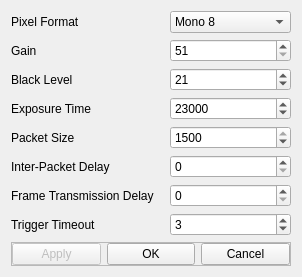
This is gui/dialogCameraSettings.ui in Spinarakk/defectmonitor as Qt 5 draws it before an edit. The edited form follows.
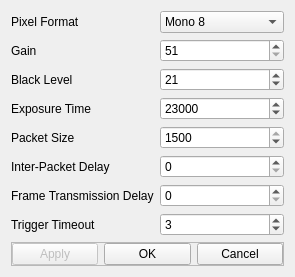
This is the edited form.

Commit message: - Moved a few of the functions around, most prominantly the multithreading functions - Created a camera stress test dialog window to repeatedly capture and save images with the camera - Added additional notification option to send error notification to developer if camera or switch has been disconnected during build - Added setting the notification sending email address and password to the Preferences dialog window - Turned some of the dialog windows into modal windows mostly to prevent the user from messing up save files - Fixed an issue with opening builds in regards to the json files

Diff of the .ui file:
```diff
--- a/gui/dialogCameraSettings.ui
+++ b/gui/dialogCameraSettings.ui
@@ -6,7 +6,7 @@
    <rect>
     <x>0</x>
     <y>0</y>
-    <width>270</width>
+    <width>264</width>
     <height>251</height>
    </rect>
   </property>
@@ -87,16 +87,6 @@
      </property>
     </widget>
    </item>
-   <item row="1" column="0">
-    <widget class="QLabel" name="labelGain">
-     <property name="toolTip">
-      <string>Sets the selected gain control in device specific units.</string>
-     </property>
-     <property name="text">
-      <string>Gain</string>
-     </property>
-    </widget>
-   </item>
    <item row="6" column="0" colspan="2">
     <widget class="QLabel" name="labelFrameDelay">
      <property name="toolTip">
@@ -129,46 +119,6 @@
      </property>
     </widget>
    </item>
-   <item row="0" column="0">
-    <widget class="QLabel" name="labelPixelFormat">
-     <property name="toolTip">
-      <string>Sets the format of the pixel data transmitted for acquired images.</string>
-     </property>
-     <property name="text">
-      <string>Pixel Format</string>
-     </property>
-    </widget>
-   </item>
-   <item row="7" column="0">
-    <widget class="QLabel" name="labelTriggerTimeout">
-     <property name="toolTip">
-      <string>Sets how long (in seconds) until the trigger can be triggered again. Timeout starts upon saving the image.</string>
-     </property>
-     <property name="text">
-      <string>Trigger Timeout</string>
-     </property>
-    </widget>
-   </item>
-   <item row="4" column="0">
-    <widget class="QLabel" name="labelPacketSize">
-     <property name="toolTip">
-      <string>Sets the packet size in bytes for the selected stream channel.</string>
-     </property>
-     <property name="text">
-      <string>Packet Size</string>
-     </property>
-    </widget>
-   </item>
-   <item row="5" column="0">
-    <widget class="QLabel" name="labelInterPacketDelay">
-     <property name="toolTip">
-      <string>Sets the inter-packet delay (in ticks) for the selected stream channel.</string>
-     </property>
-     <property name="text">
-      <string>Inter-Packet Delay</string>
-     </property>
-    </widget>
-   </item>
    <item row="7" column="2" colspan="2">
     <widget class="QSpinBox" name="spinTriggerTimeout">
      <property name="toolTip">
@@ -195,16 +145,6 @@
      </property>
     </widget>
    </item>
-   <item row="3" column="0">
-    <widget class="QLabel" name="labelExposureTime">
-     <property name="toolTip">
-      <string>Directly sets the camera's exposure time in microseconds.</string>
-     </property>
-     <property name="text">
-      <string>Exposure Time</string>
-     </property>
-    </widget>
-   </item>
    <item row="0" column="2" colspan="2">
     <widget class="QComboBox" name="comboPixelFormat">
      <item>
@@ -240,16 +180,6 @@
      </property>
     </widget>
    </item>
-   <item row="2" column="0">
-    <widget class="QLabel" name="labelBlackLevel">
-     <property name="toolTip">
-      <string>Sets the value of the selected black level control.</string>
-     </property>
-     <property name="text">
-      <string>Black Level</string>
-     </property>
-    </widget>
-   </item>
    <item row="2" column="2" colspan="2">
     <widget class="QSpinBox" name="spinBlackLevel">
      <property name="toolTip">
@@ -279,6 +209,76 @@
      </property>
     </widget>
    </item>
+   <item row="5" column="0" colspan="2">
+    <widget class="QLabel" name="labelInterPacketDelay">
+     <property name="toolTip">
+      <string>Sets the inter-packet delay (in ticks) for the selected stream channel.</string>
+     </property>
+     <property name="text">
+      <string>Inter-Packet Delay</string>
+     </property>
+    </widget>
+   </item>
+   <item row="7" column="0" colspan="2">
+    <widget class="QLabel" name="labelTriggerTimeout">
+     <property name="toolTip">
+      <string>Sets how long (in seconds) until the trigger can be triggered again. Timeout starts upon saving the image.</string>
+     </property>
+     <property name="text">
+      <string>Trigger Timeout</string>
+     </property>
+    </widget>
+   </item>
+   <item row="4" column="0" colspan="2">
+    <widget class="QLabel" name="labelPacketSize">
+     <property name="toolTip">
+      <string>Sets the packet size in bytes for the selected stream channel.</string>
+     </property>
+     <property name="text">
+      <string>Packet Size</string>
+     </property>
+    </widget>
+   </item>
+   <item row="3" column="0" colspan="2">
+    <widget class="QLabel" name="labelExposureTime">
+     <property name="toolTip">
+      <string>Directly sets the camera's exposure time in microseconds.</string>
+     </property>
+     <property name="text">
+      <string>Exposure Time</string>
+     </property>
+    </widget>
+   </item>
+   <item row="2" column="0" colspan="2">
+    <widget class="QLabel" name="labelBlackLevel">
+     <property name="toolTip">
+      <string>Sets the value of the selected black level control.</string>
+     </property>
+     <property name="text">
+      <string>Black Level</string>
+     </property>
+    </widget>
+   </item>
+   <item row="1" column="0" colspan="2">
+    <widget class="QLabel" name="labelGain">
+     <property name="toolTip">
+      <string>Sets the selected gain control in device specific units.</string>
+     </property>
+     <property name="text">
+      <string>Gain</string>
+     </property>
+    </widget>
+   </item>
+   <item row="0" column="0" colspan="2">
+    <widget class="QLabel" name="labelPixelFormat">
+     <property name="toolTip">
+      <string>Sets the format of the pixel data transmitted for acquired images.</string>
+     </property>
+     <property name="text">
+      <string>Pixel Format</string>
+     </property>
+    </widget>
+   </item>
   </layout>
  </widget>
  <tabstops>
```
The commit also changes 22 other files.
